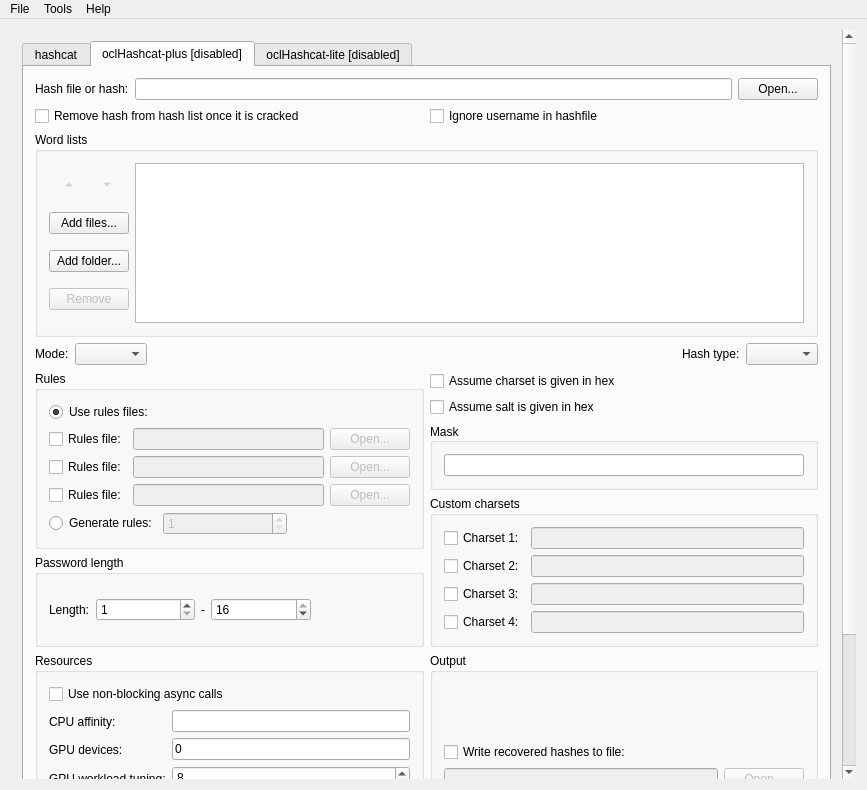
scandium/hashcat-gui, file src/mainwindow.ui: the form before one commit.
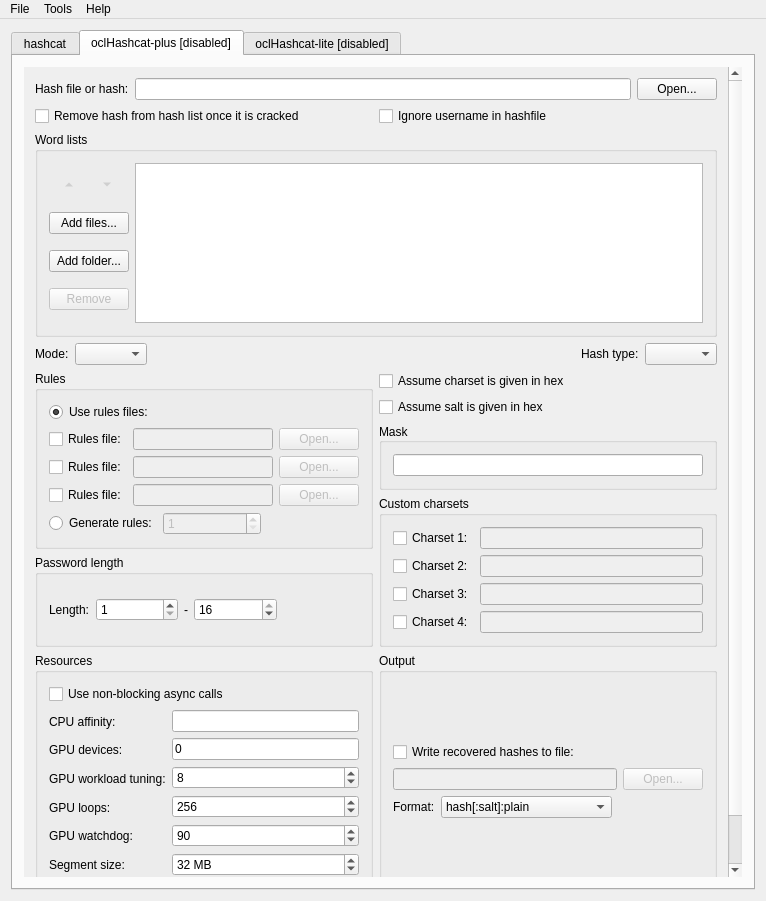
The form after the commit. The open tabs and pages were chosen to show the change. Icons and pictures are not drawn.

Commit message: separate scrollbar for each tab

Diff of the .ui file:
```diff
--- a/src/mainwindow.ui
+++ b/src/mainwindow.ui
@@ -9,8 +9,8 @@
    <rect>
     <x>0</x>
     <y>0</y>
-    <width>867</width>
-    <height>790</height>
+    <width>766</width>
+    <height>901</height>
    </rect>
   </property>
   <property name="windowTitle">
@@ -26,43 +26,45 @@
   <widget class="QWidget" name="centralWidget">
    <layout class="QGridLayout" name="gridLayout_3">
     <item row="0" column="0">
-     <widget class="QScrollArea" name="scrollArea">
-      <property name="enabled">
-       <bool>true</bool>
+     <widget class="QTabWidget" name="tabWidget_main">
+      <property name="tabShape">
+       <enum>QTabWidget::Rounded</enum>
       </property>
-      <property name="frameShape">
-       <enum>QFrame::NoFrame</enum>
+      <property name="currentIndex">
+       <number>0</number>
       </property>
-      <property name="horizontalScrollBarPolicy">
-       <enum>Qt::ScrollBarAsNeeded</enum>
-      </property>
-      <property name="widgetResizable">
+      <property name="usesScrollButtons">
        <bool>true</bool>
       </property>
-      <widget class="QWidget" name="scrollAreaWidgetContents">
-       <layout class="QGridLayout" name="gridLayout_4">
-        <item row="0" column="0">
-         <widget class="QTabWidget" name="tabWidget_main">
-          <property name="tabShape">
-           <enum>QTabWidget::Rounded</enum>
+      <property name="tabsClosable">
+       <bool>false</bool>
+      </property>
+      <property name="movable">
+       <bool>false</bool>
+      </property>
+      <widget class="QWidget" name="tab_hc">
+       <attribute name="title">
+        <string>hashcat</string>
+       </attribute>
+       <layout class="QVBoxLayout" name="verticalLayout_23">
+        <item>
+         <widget class="QScrollArea" name="scrollArea">
+          <property name="frameShape">
+           <enum>QFrame::NoFrame</enum>
           </property>
-          <property name="currentIndex">
-           <number>0</number>
-          </property>
-          <property name="usesScrollButtons">
+          <property name="widgetResizable">
            <bool>true</bool>
           </property>
-          <property name="tabsClosable">
-           <bool>false</bool>
-          </property>
-          <property name="movable">
-           <bool>false</bool>
-          </property>
-          <widget class="QWidget" name="tab_hc">
-           <attribute name="title">
-            <string>hashcat</string>
-           </attribute>
-           <layout class="QVBoxLayout" name="verticalLayout_23">
+          <widget class="QWidget" name="scrollAreaWidgetContents">
+           <property name="geometry">
+            <rect>
+             <x>0</x>
+             <y>0</y>
+             <width>711</width>
+             <height>953</height>
+            </rect>
+           </property>
+           <layout class="QVBoxLayout" name="verticalLayout_39">
             <item>
              <layout class="QHBoxLayout" name="horizontalLayout_6">
               <item>
@@ -1242,7 +1244,7 @@
              </layout>
             </item>
             <item>
-             <spacer name="verticalSpacer_3">
+             <spacer name="verticalSpacer_4">
               <property name="orientation">
                <enum>Qt::Vertical</enum>
               </property>
@@ -1256,11 +1258,33 @@
             </item>
            </layout>
           </widget>
-          <widget class="QWidget" name="tab_oclhcplus">
-           <attribute name="title">
-            <string>oclHashcat-plus [disabled]</string>
-           </attribute>
-           <layout class="QVBoxLayout" name="verticalLayout_13">
+         </widget>
+        </item>
+       </layout>
+      </widget>
+      <widget class="QWidget" name="tab_oclhcplus">
+       <attribute name="title">
+        <string>oclHashcat-plus [disabled]</string>
+       </attribute>
+       <layout class="QVBoxLayout" name="verticalLayout_13">
+        <item>
+         <widget class="QScrollArea" name="scrollArea_2">
+          <property name="frameShape">
+           <enum>QFrame::NoFrame</enum>
+          </property>
+          <property name="widgetResizable">
+           <bool>true</bool>
+          </property>
+          <widget class="QWidget" name="scrollAreaWidgetContents_2">
+           <property name="geometry">
+            <rect>
+             <x>0</x>
+             <y>0</y>
+             <width>709</width>
+             <height>990</height>
+            </rect>
+           </property>
+           <layout class="QVBoxLayout" name="verticalLayout_38">
             <item>
              <layout class="QHBoxLayout" name="horizontalLayout_27">
               <item>
@@ -2278,7 +2302,7 @@
              </layout>
             </item>
             <item>
-             <spacer name="verticalSpacer_2">
+             <spacer name="verticalSpacer_3">
               <property name="orientation">
                <enum>Qt::Vertical</enum>
               </property>
@@ -2292,11 +2316,33 @@
             </item>
            </layout>
           </widget>
-          <widget class="QWidget" name="tab_oclhclite">
-           <attribute name="title">
-            <string>oclHashcat-lite [disabled]</string>
-           </attribute>
-           <layout class="QVBoxLayout" name="verticalLayout_15">
+         </widget>
+        </item>
+       </layout>
+      </widget>
+      <widget class="QWidget" name="tab_oclhclite">
+       <attribute name="title">
+        <string>oclHashcat-lite [disabled]</string>
+       </attribute>
+       <layout class="QVBoxLayout" name="verticalLayout_15">
+        <item>
+         <widget class="QScrollArea" name="scrollArea_3">
+          <property name="frameShape">
+           <enum>QFrame::NoFrame</enum>
+          </property>
+          <property name="widgetResizable">
+           <bool>true</bool>
+          </property>
+          <widget class="QWidget" name="scrollAreaWidgetContents_3">
+           <property name="geometry">
+            <rect>
+             <x>0</x>
+             <y>0</y>
+             <width>709</width>
+             <height>793</height>
+            </rect>
+           </property>
+           <layout class="QVBoxLayout" name="verticalLayout_37">
             <item>
              <layout class="QHBoxLayout" name="horizontalLayout_47">
               <item>
@@ -3058,7 +3104,7 @@
              </layout>
             </item>
             <item>
-             <spacer name="verticalSpacer_4">
+             <spacer name="verticalSpacer_2">
               <property name="orientation">
                <enum>Qt::Vertical</enum>
               </property>
@@ -3085,7 +3131,7 @@
     <rect>
      <x>0</x>
      <y>0</y>
-     <width>867</width>
+     <width>766</width>
      <height>27</height>
     </rect>
    </property>
```
Left out of the diff: 1058 changed lines with no effect on the pictures.
